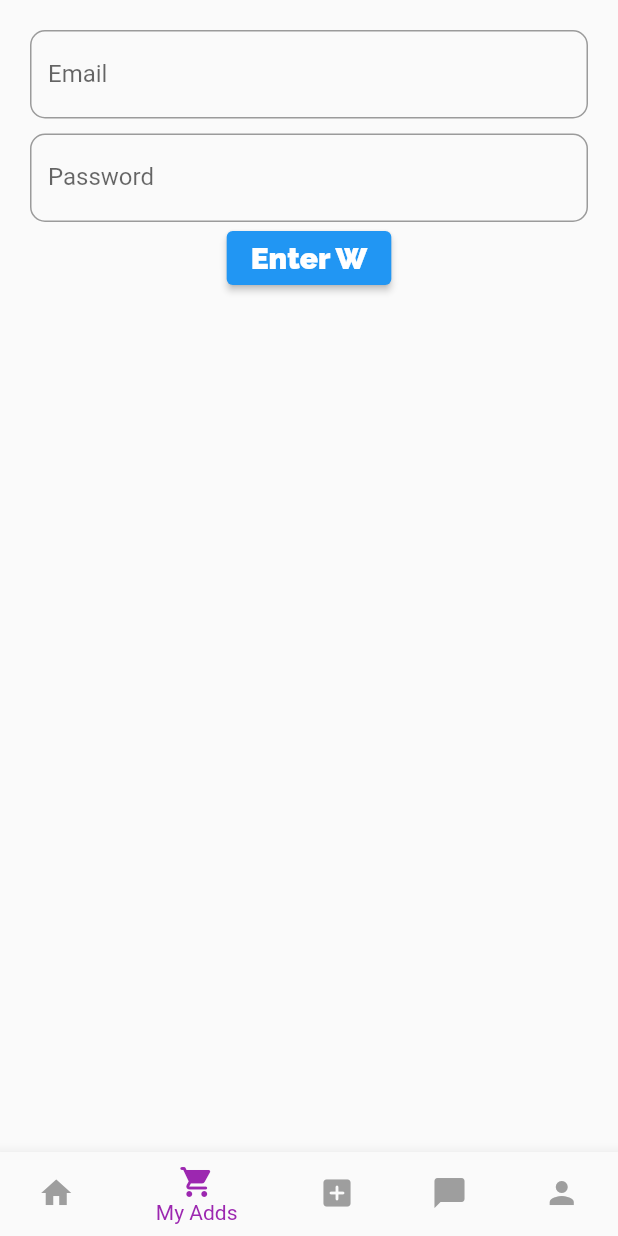
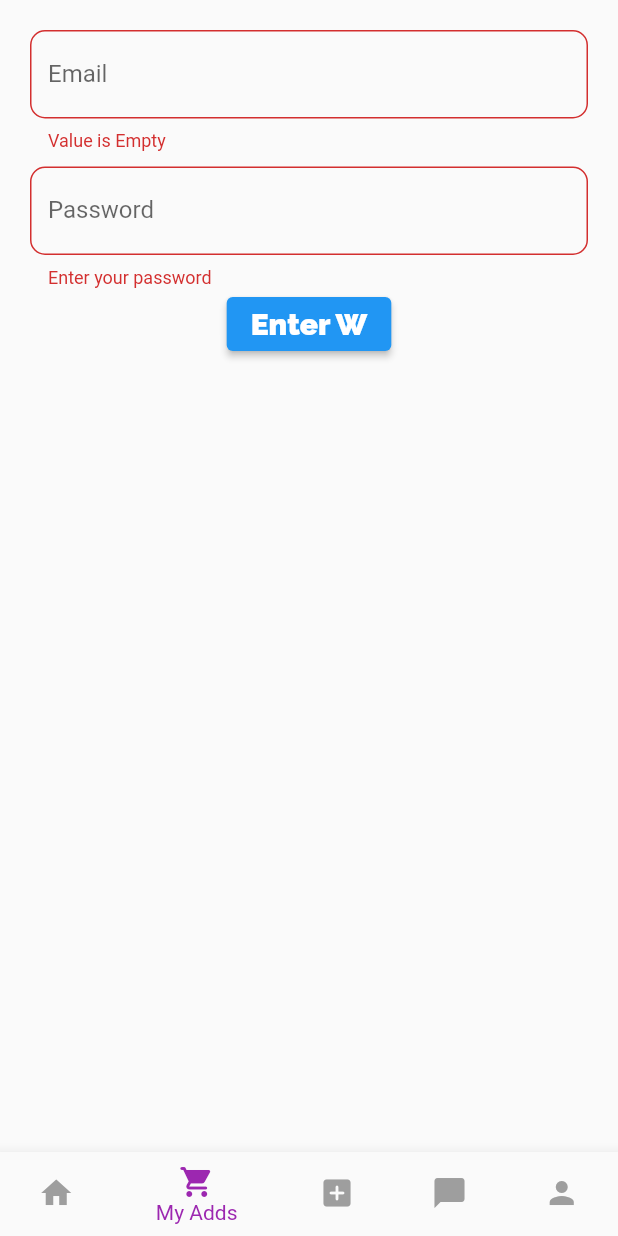
Before and after one commit to jakir7890/flutter_ecm, a Flutter app: the screen it shows after launch, item 2 of the bottom bar chosen, after a tap on "Enter W", on a phone screen of 412 x 824 dp. Run offline on Flutter 3.47's test engine with Material 2 defaults, Android fonts, the phone set to English and light mode, and no system bars; our stand-ins replace google_fonts, hive_flutter; accounts and stored records are empty.

```diff
--- a/lib/bottom_pages/my_adds.dart
+++ b/lib/bottom_pages/my_adds.dart
@@ -2,7 +2,9 @@ import 'package:flutter/material.dart';
 import 'package:google_fonts/google_fonts.dart';
 
 class MyAddScreen extends StatelessWidget {
-// GlobalKey formKey =GlobalKey<>()
+  TextEditingController emailController = TextEditingController();
+  TextEditingController passwordController = TextEditingController();
+  final _formKey = GlobalKey<FormState>();
 
   @override
   Widget build(BuildContext context) {
@@ -11,11 +13,21 @@ class MyAddScreen extends StatelessWidget {
         child: Padding(
           padding: const EdgeInsets.all(20.0),
           child: Form(
-            //  key: ,
+            autovalidateMode: AutovalidateMode.always,
+            key: _formKey,
             child: Column(
               children: [
                 TextFormField(
-                  validator: (value) {},
+                  controller: emailController,
+                  validator: (value) {
+                    if (value!.isEmpty) {
+                      return 'Value is Empty';
+                    } else if (value.length < 6) {
+                      return 'Enter your full E-mail';
+                    } else {
+                      return null;
+                    }
+                  },
                   decoration: InputDecoration(
                       hintText: 'Enter Your E-mail W',
                       labelText: 'Email',
@@ -28,6 +40,17 @@ class MyAddScreen extends StatelessWidget {
                 ),
                 SizedBox(height: 10),
                 TextFormField(
+                  validator: (value) {
+                    if (value!.isEmpty) {
+                      return 'Enter your password';
+                    } else if (value.length < 6) {
+                      return 'Give a 6 caracter password';
+                    } else {
+                      return null;
+                    }
+                  },
+                  controller: passwordController,
+                  keyboardType: TextInputType.number,
                   obscureText: true,
                   decoration: InputDecoration(
                       hintText: 'Enter your Password',
@@ -39,7 +62,19 @@ class MyAddScreen extends StatelessWidget {
                             width: 3,
                           ))),
                 ),
-                ElevatedButton(onPressed: () {}, child: Text("Enter W", style: GoogleFonts.raleway(fontSize: 20, fontWeight: FontWeight.w900),)),
+                ElevatedButton(
+                    onPressed: () {
+                      if (_formKey.currentState!.validate()) {
+                        return print('Login Completed');
+                      } else {
+                        print('Failed');
+                      }
+                    },
+                    child: Text(
+                      "Enter W",
+                      style: GoogleFonts.raleway(
+                          fontSize: 20, fontWeight: FontWeight.w900),
+                    )),
                 SizedBox(height: 10),
               ],
             ),
```
